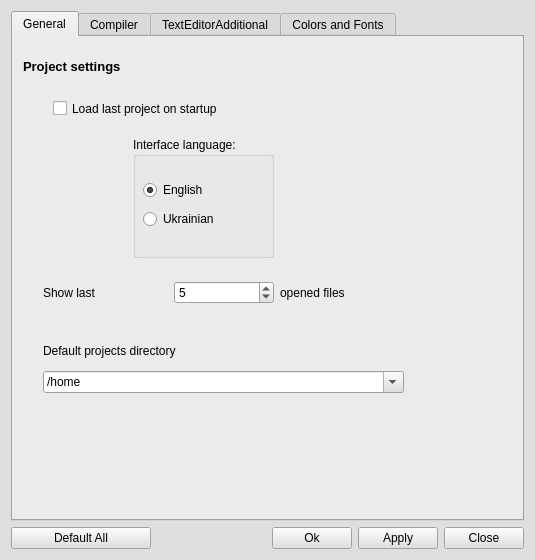
The window that trunc/src/optionsdialog.ui (PLLUG/kuzya) describes before a commit, drawn with Qt 5.
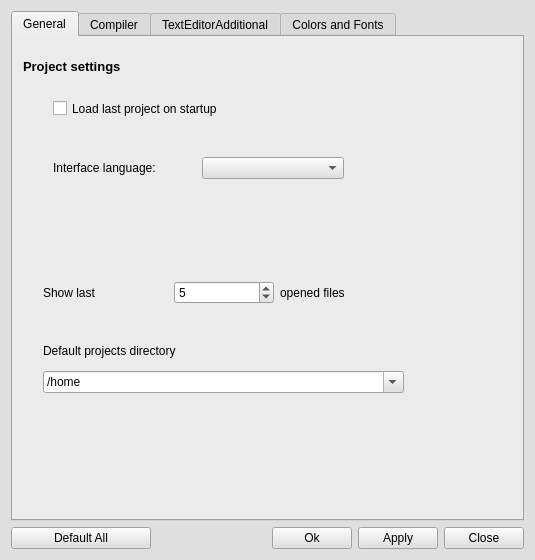
The same window after the commit.

Commit message: Localization language choosing was modified. New language was added: Беларуская.

```diff
--- a/trunc/src/optionsdialog.ui
+++ b/trunc/src/optionsdialog.ui
@@ -907,54 +907,6 @@
         <string>Project settings</string>
        </property>
       </widget>
-      <widget class="QGroupBox" name="languageBox">
-       <property name="enabled">
-        <bool>true</bool>
-       </property>
-       <property name="geometry">
-        <rect>
-         <x>120</x>
-         <y>100</y>
-         <width>141</width>
-         <height>121</height>
-        </rect>
-       </property>
-       <property name="title">
-        <string>Interface language:</string>
-       </property>
-       <property name="checkable">
-        <bool>false</bool>
-       </property>
-       <widget class="QWidget" name="layoutWidget">
-        <property name="geometry">
-         <rect>
-          <x>10</x>
-          <y>40</y>
-          <width>111</width>
-          <height>56</height>
-         </rect>
-        </property>
-        <layout class="QVBoxLayout" name="_8">
-         <item>
-          <widget class="QRadioButton" name="engRBtn">
-           <property name="text">
-            <string>English</string>
-           </property>
-           <property name="checked">
-            <bool>true</bool>
-           </property>
-          </widget>
-         </item>
-         <item>
-          <widget class="QRadioButton" name="ukrRBtn">
-           <property name="text">
-            <string>Ukrainian</string>
-           </property>
-          </widget>
-         </item>
-        </layout>
-       </widget>
-      </widget>
       <widget class="QWidget" name="layoutWidget1">
        <property name="geometry">
         <rect>
@@ -1036,6 +988,28 @@
         </item>
        </layout>
       </widget>
+      <widget class="QWidget" name="">
+       <property name="geometry">
+        <rect>
+         <x>40</x>
+         <y>120</y>
+         <width>291</width>
+         <height>22</height>
+        </rect>
+       </property>
+       <layout class="QHBoxLayout" name="horizontalLayout_2">
+        <item>
+         <widget class="QLabel" name="label_5">
+          <property name="text">
+           <string>Interface language:</string>
+          </property>
+         </widget>
+        </item>
+        <item>
+         <widget class="QComboBox" name="localizationLanguageCBox"/>
+        </item>
+       </layout>
+      </widget>
      </widget>
      <widget class="QWidget" name="tab">
       <attribute name="title">
```
Left out of the diff: 102 changed lines with no effect on the pictures. The commit also changes 8 other files.
